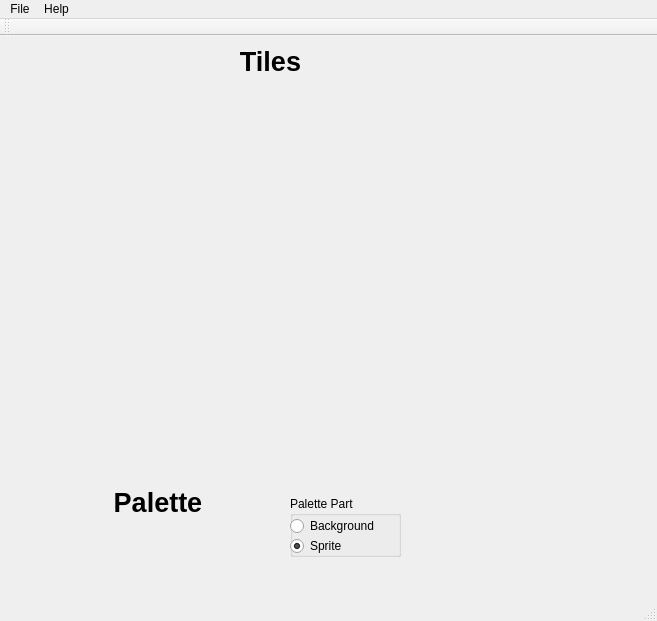
The window that mainwindow.ui (jmimu/Master-Tile-Converter) describes before a commit, drawn with Qt 5.
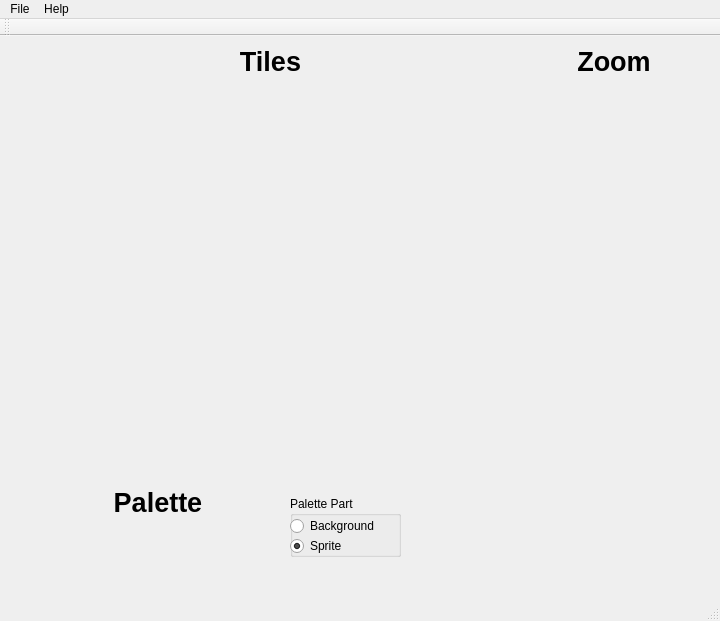
The same window after the commit. Custom widgets are drawn as their Qt base class.

```diff
--- a/mainwindow.ui
+++ b/mainwindow.ui
@@ -6,7 +6,7 @@
    <rect>
     <x>0</x>
     <y>0</y>
-    <width>657</width>
+    <width>720</width>
     <height>621</height>
    </rect>
   </property>
@@ -19,8 +19,8 @@
      <rect>
       <x>10</x>
       <y>40</y>
-      <width>520</width>
-      <height>392</height>
+      <width>512</width>
+      <height>384</height>
      </rect>
     </property>
    </widget>
@@ -122,13 +122,46 @@
      </property>
     </widget>
    </widget>
+   <widget class="QLabel" name="label_3">
+    <property name="geometry">
+     <rect>
+      <x>550</x>
+      <y>10</y>
+      <width>128</width>
+      <height>31</height>
+     </rect>
+    </property>
+    <property name="font">
+     <font>
+      <pointsize>20</pointsize>
+      <weight>75</weight>
+      <bold>true</bold>
+     </font>
+    </property>
+    <property name="text">
+     <string>Zoom</string>
+    </property>
+    <property name="alignment">
+     <set>Qt::AlignCenter</set>
+    </property>
+   </widget>
+   <widget class="ZoomWidget" name="zoomwidget" native="true">
+    <property name="geometry">
+     <rect>
+      <x>550</x>
+      <y>40</y>
+      <width>128</width>
+      <height>128</height>
+     </rect>
+    </property>
+   </widget>
   </widget>
   <widget class="QMenuBar" name="menuBar">
    <property name="geometry">
     <rect>
      <x>0</x>
      <y>0</y>
-     <width>657</width>
+     <width>720</width>
      <height>23</height>
     </rect>
    </property>
@@ -200,6 +233,11 @@
    <extends>QWidget</extends>
    <header>palettewidget.h</header>
   </customwidget>
+  <customwidget>
+   <class>ZoomWidget</class>
+   <extends>QWidget</extends>
+   <header>zoomwidget.h</header>
+  </customwidget>
  </customwidgets>
  <resources/>
  <connections>
```
